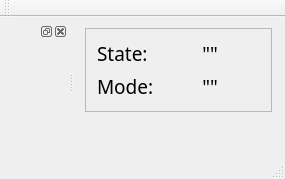
somabuggy2020/soma_move_driver, file src/mainwindow.ui: the form before one commit.
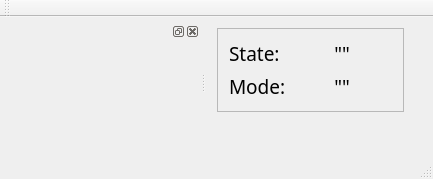
The form after the commit.

Patch:
```diff
--- a/src/mainwindow.ui
+++ b/src/mainwindow.ui
@@ -6,7 +6,7 @@
    <rect>
     <x>0</x>
     <y>0</y>
-    <width>285</width>
+    <width>433</width>
     <height>179</height>
    </rect>
   </property>
@@ -126,7 +126,13 @@
    </attribute>
   </widget>
   <widget class="QStatusBar" name="statusBar"/>
-  <widget class="QDockWidget" name="dockWidget">
+  <widget class="QDockWidget" name="dwHardwareInfoViewer">
+   <property name="minimumSize">
+    <size>
+     <width>200</width>
+     <height>36</height>
+    </size>
+   </property>
    <attribute name="dockWidgetArea">
     <number>1</number>
    </attribute>
```
Left out of the diff: 2 changed lines with no effect on the pictures.
